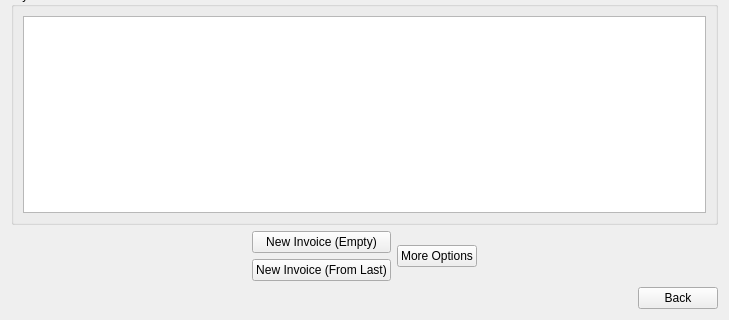
First picture: the form in InvoiceGui/src/ui/MainPage.ui, repository MickaelOnTheWave/InvoiceManager, before the edit; both pictures show x 0 to 729 and y 539 to 859 of the 729 by 859 pixel window.
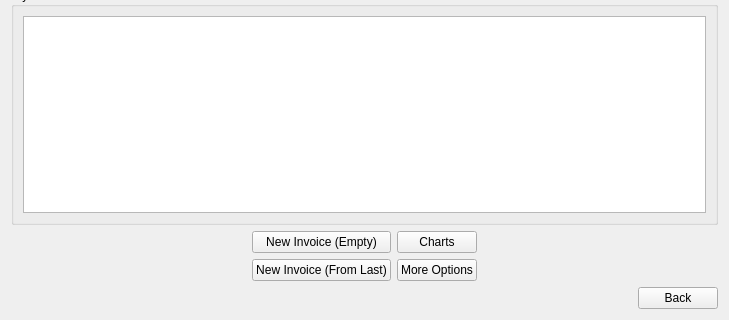
Second picture: the form after the edit. Custom widgets are drawn as their Qt base class.

Commit message: Added Charts page with Income charts.

Diff of the .ui file:
```diff
--- a/InvoiceGui/src/ui/MainPage.ui
+++ b/InvoiceGui/src/ui/MainPage.ui
@@ -13,7 +13,7 @@
   <property name="windowTitle">
    <string>Form</string>
   </property>
-  <layout class="QVBoxLayout" name="verticalLayout_6">
+  <layout class="QVBoxLayout" name="verticalLayout_7">
    <item>
     <widget class="TitleBarWidget" name="titleBarWidget" native="true"/>
    </item>
@@ -86,7 +86,7 @@
     </widget>
    </item>
    <item>
-    <layout class="QHBoxLayout" name="horizontalLayout_3">
+    <layout class="QHBoxLayout" name="horizontalLayout_2">
      <item>
       <spacer name="horizontalSpacer_3">
        <property name="orientation">
@@ -119,11 +119,22 @@
       </layout>
      </item>
      <item>
+      <layout class="QVBoxLayout" name="verticalLayout_6">
+       <item>
+        <widget class="QPushButton" name="chartsButton">
+         <property name="text">
+          <string>Charts</string>
+         </property>
+        </widget>
+       </item>
+       <item>
       <widget class="QPushButton" name="moreButton">
        <property name="text">
         <string>More Options</string>
        </property>
       </widget>
+       </item>
+      </layout>
      </item>
      <item>
       <spacer name="horizontalSpacer_4">
```
Lines whose indentation alone changed are shown as unchanged. The commit also changes 11 other files.
